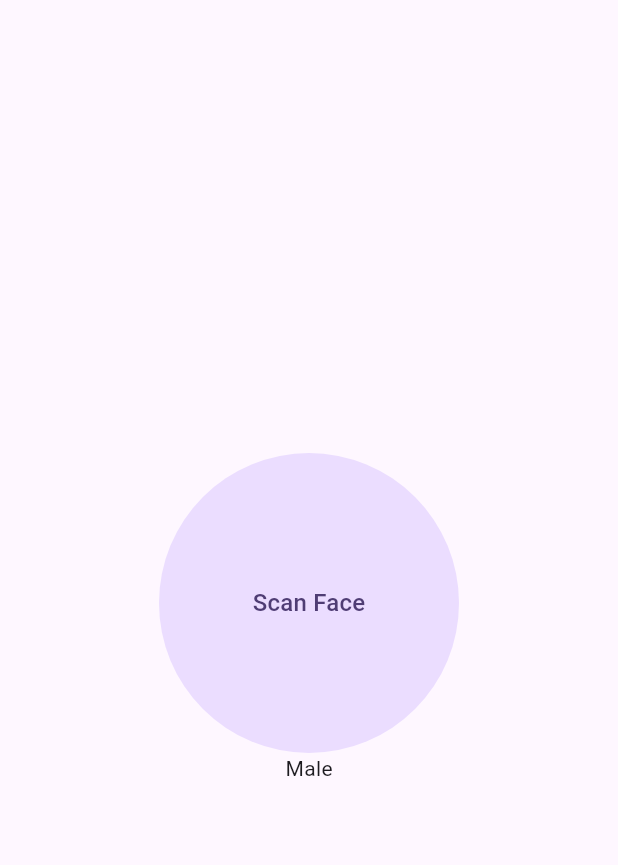
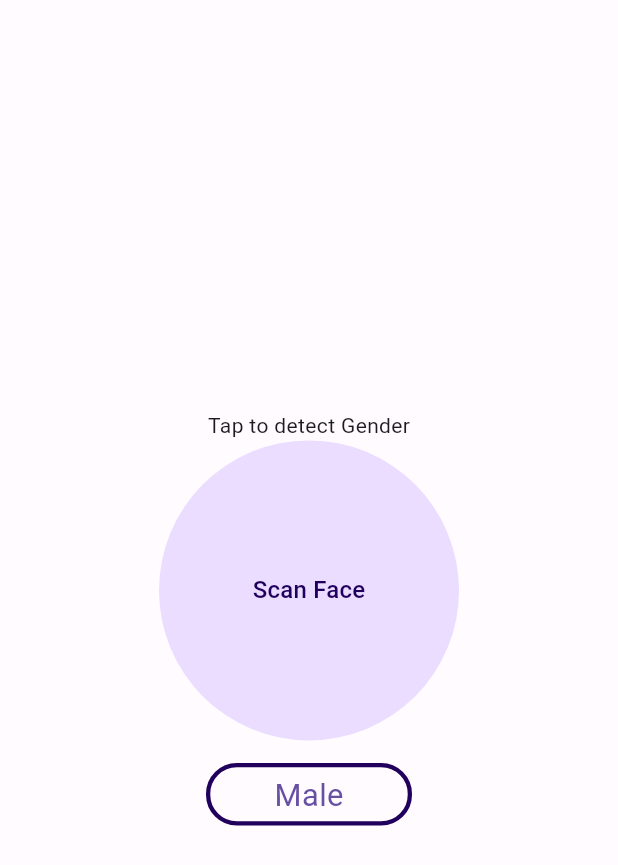
Before and after one commit to OPTRONIX-10/lovechat-app, a Flutter app: the GenderSelectionScreen screen opened directly, on a phone screen of 412 x 824 dp. Shown: the top 865 px of the screen. Run offline on Flutter 3.47's test engine with Material 3 defaults, Android fonts, the phone set to English and light mode, and no system bars; our stand-ins replace flutter_screenutil, glassmorphism.

Commit message:
added theme to app

```diff
--- /dev/null
+++ b/lib/core/constants/constants.dart
@@ -0,0 +1,3 @@
+import 'package:flutter/material.dart';
+
+const Color appTextColor = Colors.white;
--- a/lib/presentation/auth/gender/gender_selection_screen.dart
+++ b/lib/presentation/auth/gender/gender_selection_screen.dart
@@ -1,4 +1,6 @@
 import 'package:flutter/material.dart';
+import 'package:flutter_screenutil/flutter_screenutil.dart';
+import 'package:lovechat/core/constants/constants.dart';
 
 class GenderSelectionScreen extends StatelessWidget {
   const GenderSelectionScreen({super.key});
@@ -8,15 +10,46 @@ class GenderSelectionScreen extends StatelessWidget {
     return Scaffold(
       body: SafeArea(
         child: Center(
+          child: Container(
+            padding: const EdgeInsets.all(20),
             child: Column(
               mainAxisAlignment: MainAxisAlignment.center,
               children: [
+                Text(
+                  'Tap to detect Gender',
+                  //style: TextStyle(color: appTextColor, fontSize: 25),
+                ),
                 CircleAvatar(
                   radius: 100,
-                child: Text('Scan Face'),
+                  child: Text(
+                    'Scan Face',
+                    // style: TextStyle(color: appTextColor),
                   ),
-              Text('Male')
+                ),
+                SizedBox(
+                  height: 15,
+                ),
+                Container(
+                  height: 35.h,
+                  width: 120.w,
+                  decoration: BoxDecoration(
+                    borderRadius: BorderRadius.circular(18.r),
+                    border: Border.all(
+                        width: 2.5.w,
+                        color:
+                            Theme.of(context).colorScheme.onPrimaryContainer),
+                  ),
+                  child: Center(
+                    child: Text(
+                      'Male',
+                      style: TextStyle(
+                          fontSize: 18.sp,
+                          color: Theme.of(context).colorScheme.primary),
+                    ),
+                  ),
+                )
               ],
+            ),
           ),
         ),
       ),
--- a/pubspec.yaml
+++ b/pubspec.yaml
@@ -36,6 +36,7 @@ dependencies:
   # Use with the CupertinoIcons class for iOS style icons.
   cupertino_icons: ^1.0.2
   glassmorphism: ^3.0.0
+  flutter_screenutil: ^5.9.0
 
 dev_dependencies:
   flutter_test:
```
Also changed, not shown: lib/main.dart (+14 -8 lines), lib/presentation/auth/common_widgets/flip_animation_widget.dart (+4 -3 lines), lib/core/theme/color_schemes.g.dart (added), pubspec.lock. Lines whose indentation alone changed are shown as unchanged.
